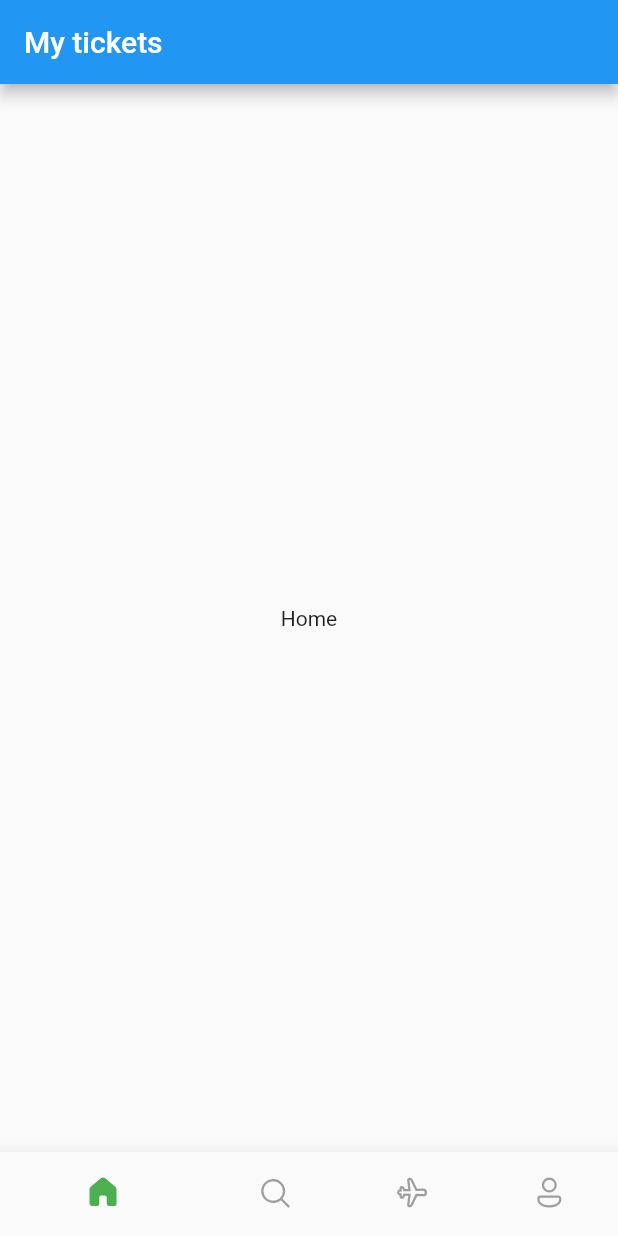
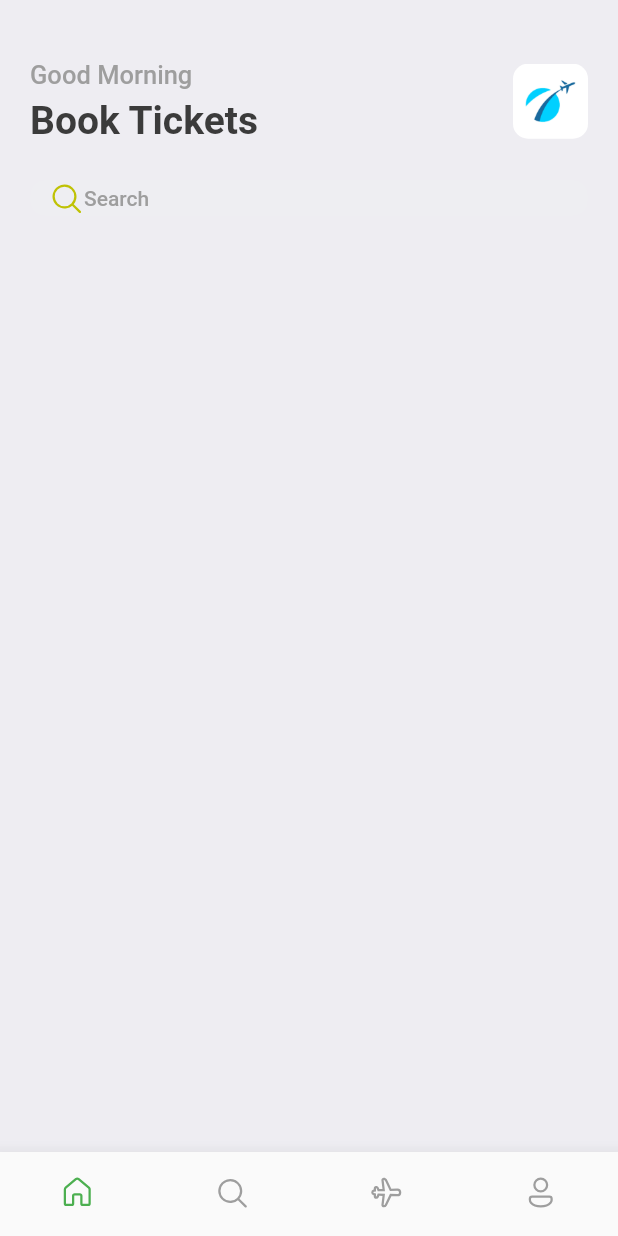
Before and after one commit to whatmmobd3/Book-tickets, a Flutter app: the screen it shows after launch, on a phone screen of 412 x 824 dp. Run offline on Flutter 3.47's test engine with Material 2 defaults, Android fonts, the phone set to English and light mode, and no system bars; our stand-ins replace fluentui_icons, gap.

Commit message:
app style

```diff
--- a/lib/main.dart
+++ b/lib/main.dart
@@ -1,4 +1,3 @@
-
 import 'package:book_tickets/screen/bottom_bar.dart';
 import 'package:flutter/material.dart';
 
--- a/lib/screen/bottom_bar.dart
+++ b/lib/screen/bottom_bar.dart
@@ -1,3 +1,4 @@
+import 'package:book_tickets/screen/home_screen.dart';
 import 'package:flutter/cupertino.dart';
 import 'package:flutter/material.dart';
 import 'package:fluentui_icons/fluentui_icons.dart';
@@ -12,49 +13,53 @@ class BottomBar extends StatefulWidget {
 class _BottomBarState extends State<BottomBar> {
   int _selectedIndex = 0;
   static final List<Widget> _widgetOptions = <Widget>[
-    const Text("Home"),
+    HomeScreen(),
     const Text("Search"),
     const Text("Tickets"),
     const Text("Profile")
   ];
 
   void _onItemTapped(int index){
-    _selectedIndex = index;
-    print('${_selectedIndex}');
+    setState((){
+      _selectedIndex = index;
+    });
   }
+
   @override
   Widget build(BuildContext context) {
     return Scaffold(
-      appBar: AppBar(
-        title: const Text("My tickets"),
-      ),
+      // appBar: AppBar(
+      //   title: const Text("My tickets"),
+      // ),
       body: Center(
-          child: _widgetOptions[_selectedIndex]
+          child: _widgetOptions[_selectedIndex],
       ),
       bottomNavigationBar: BottomNavigationBar(
+        currentIndex: _selectedIndex,
         onTap: _onItemTapped,
         elevation: 10,
         showSelectedLabels: false,
         showUnselectedLabels: false,
         selectedItemColor: Colors.green,
+        type: BottomNavigationBarType.fixed,
         unselectedItemColor: Colors.grey,
         items: const [
           BottomNavigationBarItem(
               icon: Icon(FluentSystemIcons.ic_fluent_home_regular),
-              activeIcon: Icon(FluentSystemIcons.ic_fluent_home_filled),
+              activeIcon: Icon(FluentSystemIcons.ic_fluent_home_regular),
               label: "Home"),
           BottomNavigationBarItem(
               icon: Icon(FluentSystemIcons.ic_fluent_search_regular),
-              activeIcon: Icon(FluentSystemIcons.ic_fluent_home_filled),
-              label: "Home"),
+              activeIcon: Icon(FluentSystemIcons.ic_fluent_search_regular),
+              label: "Search"),
           BottomNavigationBarItem(
               icon: Icon(FluentSystemIcons.ic_fluent_airplane_regular),
-              activeIcon: Icon(FluentSystemIcons.ic_fluent_home_filled),
-              label: "Home"),
+              activeIcon: Icon(FluentSystemIcons.ic_fluent_airplane_regular),
+              label: "Ticket"),
           BottomNavigationBarItem(
               icon: Icon(FluentSystemIcons.ic_fluent_person_regular),
-              activeIcon: Icon(FluentSystemIcons.ic_fluent_home_filled),
-              label: "Home"),
+              activeIcon: Icon(FluentSystemIcons.ic_fluent_person_regular),
+              label: "Profile"),
         ],
       ),
     );
--- /dev/null
+++ b/lib/screen/home_screen.dart
@@ -0,0 +1,62 @@
+import 'package:book_tickets/utils/app_styles.dart';
+import 'package:fluentui_icons/fluentui_icons.dart';
+import 'package:flutter/cupertino.dart';
+import 'package:flutter/material.dart';
+import 'package:gap/gap.dart';
+
+class HomeScreen extends StatelessWidget {
+  const HomeScreen({Key? key}) : super(key: key);
+
+  @override
+  Widget build(BuildContext context) {
+    return Scaffold(
+      backgroundColor: Styles.bgColor,
+      body: ListView(
+        children: [
+          Container(
+            padding: const EdgeInsets.symmetric(horizontal: 20),
+            child: Column(
+              children: [
+                const Gap(40),
+                Row(
+                  mainAxisAlignment: MainAxisAlignment.spaceBetween,
+                  children: [
+                    Column(
+                      crossAxisAlignment: CrossAxisAlignment.start,
+                      children: [
+                        Text("Good Morning", style: Styles.headLineStyle3),
+                        const Gap(5),
+                        Text("Book Tickets", style: Styles.headLineStyle),
+                      ],
+                    ),
+                    Container(
+                        height: 50,
+                        width: 50,
+                        decoration: BoxDecoration(
+                            borderRadius: BorderRadius.circular(10),
+                            image: DecorationImage(
+                                fit: BoxFit.cover,
+                                image: AssetImage("assets/images/img_1.png"))))
+                  ],
+                ),
+                const Gap(25),
+                Container(
+                    decoration: BoxDecoration(
+                        borderRadius: BorderRadius.circular(10),
+                        color: const Color(0xFF4F6F0)),
+                    padding: const EdgeInsets.symmetric(horizontal: 12),
+                    child: Row(
+                      children: [
+                        const Icon(FluentSystemIcons.ic_fluent_search_regular,
+                            color: Color(0xFFBFC205)),
+                        Text('Search', style: Styles.headLineStyle4)
+                      ],
+                    ))
+              ],
+            ),
+          )
+        ],
+      ),
+    );
+  }
+}
--- /dev/null
+++ b/lib/utils/app_styles.dart
@@ -0,0 +1,16 @@
+import 'package:flutter/material.dart';
+
+Color primary = const Color(0XFF687daf);
+
+class Styles {
+  static Color primaryColor = primary;
+  static Color textColor = const Color(0xFF3b3b3b);
+  static Color bgColor = const Color(0XFFeeedf2);
+  static Color orangeColor = const Color(0xFF526799);
+
+  static TextStyle textStyle = TextStyle(fontSize: 16, color: textColor, fontWeight: FontWeight.w500);
+  static TextStyle headLineStyle = TextStyle(fontSize: 26, color: textColor, fontWeight: FontWeight.bold);
+  static TextStyle headLineStyle2 = TextStyle(fontSize: 21, color: textColor, fontWeight: FontWeight.bold);
+  static TextStyle headLineStyle3 = TextStyle(fontSize: 17, color: Colors.grey.shade500, fontWeight: FontWeight.w500);
+  static TextStyle headLineStyle4 = TextStyle(fontSize: 14, color: Colors.grey.shade500, fontWeight: FontWeight.w500);
+}
--- a/pubspec.yaml
+++ b/pubspec.yaml
@@ -37,6 +37,7 @@ dependencies:
   # Use with the CupertinoIcons class for iOS style icons.
   cupertino_icons: ^1.0.2
   fluentui_icons: ^1.0.0
+  gap: ^2.0.0
 
 dev_dependencies:
   flutter_test:
@@ -61,8 +62,8 @@ flutter:
   uses-material-design: true
 
   # To add assets to your application, add an assets section, like this:
-  # assets:
-  #   - images/a_dot_burr.jpeg
+  assets:
+    - assets/images/
   #   - images/a_dot_ham.jpeg
 
   # An image asset can refer to one or more resolution-specific "variants", see
```
Also changed, not shown: assets/images/img.png (added), assets/images/img_1.png (added), assets/images/one.png (added), assets/images/sit.jpg (added), assets/images/three.png (added), assets/images/two.png (added), assets/images/visa.png (added), pubspec.lock.
